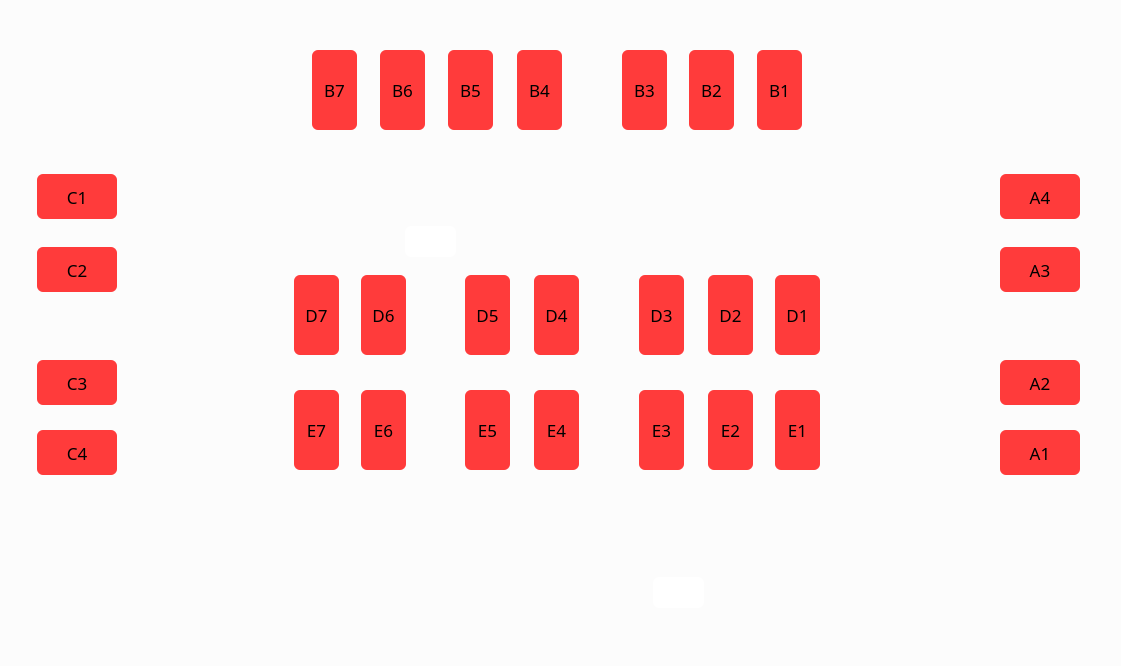
Before: the Qt Designer form client/dpgs-client/parkingmapwidget.ui in yun-daniel/rpi4-dpgs, drawn with Qt 5.
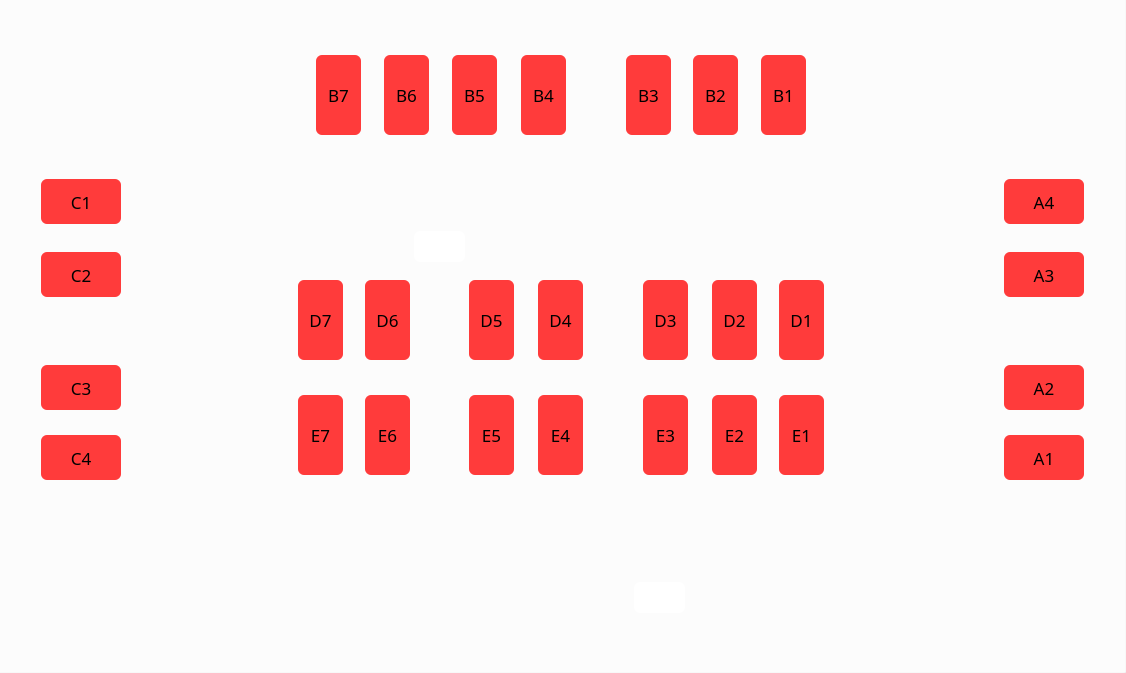
After: the same form once the commit is applied. Icons and pictures are not drawn.

The edit to the form file:
```diff
--- a/client/dpgs-client/parkingmapwidget.ui
+++ b/client/dpgs-client/parkingmapwidget.ui
@@ -6,8 +6,8 @@
    <rect>
     <x>0</x>
     <y>0</y>
-    <width>1121</width>
-    <height>666</height>
+    <width>1126</width>
+    <height>673</height>
    </rect>
   </property>
   <property name="windowTitle">
@@ -25,8 +25,8 @@
   <widget class="QGroupBox" name="groupBox">
    <property name="geometry">
     <rect>
-     <x>-10</x>
-     <y>-20</y>
+     <x>-6</x>
+     <y>-15</y>
      <width>1133</width>
      <height>689</height>
     </rect>
@@ -60,7 +60,7 @@
    <widget class="QPushButton" name="cctv_button_1">
     <property name="geometry">
      <rect>
-      <x>663</x>
+      <x>640</x>
       <y>597</y>
       <width>51</width>
       <height>31</height>
@@ -77,6 +77,10 @@
 QPushButton:pressed {
     outline: none; 
 }
+
+QPushButton:hover{
+background-color: #FFF3E0;
+}
 </string>
     </property>
     <property name="text">
@@ -95,7 +99,7 @@
    <widget class="QPushButton" name="cctv_button_2">
     <property name="geometry">
      <rect>
-      <x>415</x>
+      <x>420</x>
       <y>246</y>
       <width>51</width>
       <height>31</height>
@@ -111,7 +115,12 @@
 
 QPushButton:pressed {
     outline: none; 
-}</string>
+}
+
+QPushButton:hover{
+background-color: #FFF3E0;
+}
+</string>
     </property>
     <property name="text">
      <string/>
@@ -142,6 +151,9 @@
       <bold>false</bold>
      </font>
     </property>
+    <property name="styleSheet">
+     <string notr="true"/>
+    </property>
     <property name="text">
      <string>C1</string>
     </property>
```
